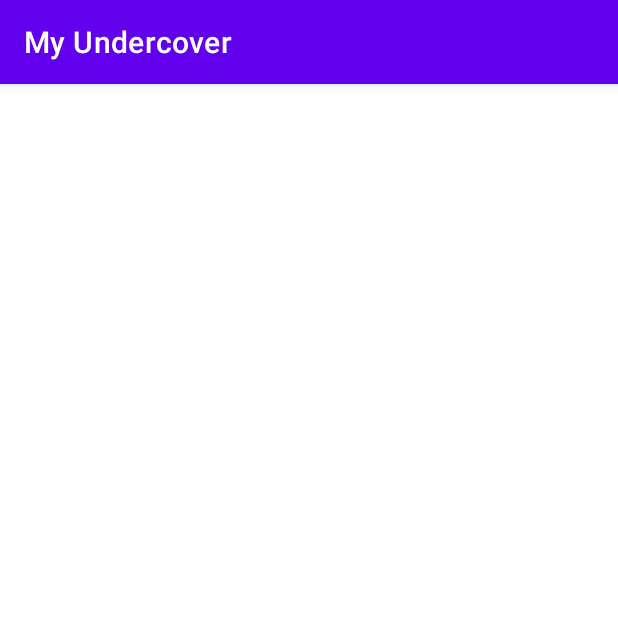
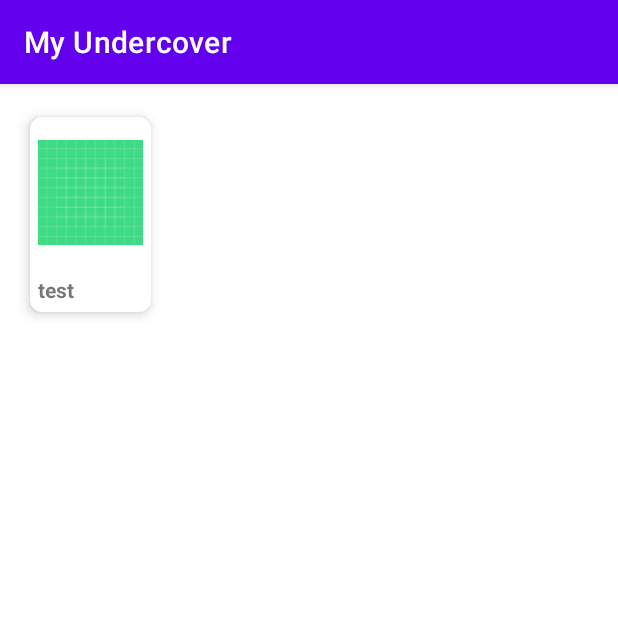
Before and after one commit to JeanBourgarel/undercover-game, an Android app: the fragment GameFragment placed in its activity, on a phone screen of 412 x 824 dp, the top half of it. Run offline under Robolectric (Android 15) with nearby library versions, the light colour scheme and no system bars; libraries missing offline, so code that uses them is left out: io.uniflow.android, io.uniflow.core, splitties.views.onClick; 5 statements that could not run were skipped.

Commit message:
display number of cards

```diff
--- a/app/src/main/java/com/example/myundercover/GameFragment.kt
+++ b/app/src/main/java/com/example/myundercover/GameFragment.kt
@@ -1,12 +1,16 @@
 package com.example.myundercover
 
+import android.content.Context
 import android.os.Bundle
 import android.view.LayoutInflater
 import android.view.View
 import android.view.ViewGroup
-import androidx.core.view.isVisible
 import androidx.fragment.app.Fragment
 import androidx.navigation.fragment.navArgs
+import androidx.recyclerview.widget.GridLayoutManager
+import androidx.recyclerview.widget.LinearLayoutManager
+import androidx.recyclerview.widget.RecyclerView
+import com.example.myundercover.adapters.PlayerCardAdapter
 import com.example.myundercover.databinding.FragmentGameBinding
 import io.uniflow.android.AndroidDataFlow
 import io.uniflow.android.livedata.onStates
@@ -14,18 +18,13 @@ import io.uniflow.core.flow.data.UIState
 import kotlinx.coroutines.delay
 import org.koin.android.ext.android.inject
 
-sealed class GameStep: UIState()
-object SelectCard: GameStep()
-data class End(val winnerRole: Role)
-data class ShowCard(val player: Player): GameStep()
-data class NewTurn(val playerTurn: Player): GameStep()
-data class killPlayer(val player: Player): GameStep()
+sealed class GameState: UIState()
+object SelectCard: GameState()
+data class End(val winnerRole: Role): GameState()
+data class ShowCard(val player: Player): GameState()
+data class NewTurn(val playerTurn: Player): GameState()
+data class killPlayer(val player: Player): GameState()
 
-
-sealed class GameState: UIState()
-object Idle: GameState()
-object Loading: GameState()
-data class Result(val data: String): GameState()
 
 class GameViewModel: AndroidDataFlow() {
 
@@ -40,23 +39,19 @@ class GameViewModel: AndroidDataFlow() {
             setState(ShowCard(player))
         }
     }
-
-    fun click() {
-        action {
-            setState(Loading)
-            delay(3000)
-            setState(Result("Hello world"))
-        }
-    }
 }
 
 class GameFragment: Fragment() {
 
     val GameViewModel: GameViewModel by inject()
-
     private val args by navArgs<GameFragmentArgs>()
     lateinit var binding: FragmentGameBinding
     lateinit var game: Game
+
+    private var recyclerViewPlayerCards: RecyclerView? = null
+    private var gridLayoutManager: GridLayoutManager? = null
+    private var arrayListPlayerCard: ArrayList<PlayerCard>? = null
+    private var playerCardAdapter: PlayerCardAdapter? = null
 
     override fun onCreateView(inflater: LayoutInflater, container: ViewGroup?, savedInstanceState: Bundle?): View {
         binding = FragmentGameBinding.inflate(inflater)
@@ -65,32 +60,26 @@ class GameFragment: Fragment() {
 
     override fun onCreate(savedInstanceState: Bundle?) {
         super.onCreate(savedInstanceState)
-/*        onStates(GameViewModel) { state ->
+        onStates(GameViewModel) { state ->
             when (state) {
-                is Idle -> {
-                    binding.counter.isVisible = false
-                    binding.loader.isVisible = false
-                    binding.clickMe.isVisible = true
-                }
-                is Loading -> {
-                    binding.counter.isVisible = false
-                    binding.loader.isVisible = true
-                    binding.clickMe.isVisible = false
-                }
-                is Result -> {
-                    binding.counter.isVisible = true
-                    binding.loader.isVisible = false
-                    binding.clickMe.isVisible = false
-
-                    binding.counter.text = state.data
-
+                is SelectCard -> {
                 }
             }
-        }*/
+        }
     }
 
     override fun onViewCreated(view: View, savedInstanceState: Bundle?) {
         super.onViewCreated(view, savedInstanceState)
         binding.nbPlayer.text = "There is ${args.nbPlayers} players."
+        recyclerViewPlayerCards = binding.recyclerViewCards
+        gridLayoutManager = GridLayoutManager(context, 4, LinearLayoutManager.VERTICAL, false)
+        recyclerViewPlayerCards?.layoutManager = gridLayoutManager
+        recyclerViewPlayerCards?.setHasFixedSize(true)
+        arrayListPlayerCard = ArrayList()
+        repeat(args.nbPlayers) {
+            arrayListPlayerCard?.add(PlayerCard(R.drawable.ic_launcher_background, "test"))
+        }
+        playerCardAdapter = PlayerCardAdapter(arrayListPlayerCard!!, requireContext())
+        recyclerViewPlayerCards?.adapter = playerCardAdapter
     }
 }
--- a/app/src/main/java/com/example/myundercover/MyApplication.kt
+++ b/app/src/main/java/com/example/myundercover/MyApplication.kt
@@ -8,6 +8,7 @@ import org.koin.dsl.module
 
 val myModule = module {
     viewModel { HomeViewModel() }
+    viewModel { GameViewModel() }
 }
 
 class MyApplication: Application() {
--- /dev/null
+++ b/app/src/main/java/com/example/myundercover/PlayerCard.kt
@@ -0,0 +1,4 @@
+package com.example.myundercover
+
+class PlayerCard(val icon: Int?, val name: String?) {
+}
--- /dev/null
+++ b/app/src/main/java/com/example/myundercover/adapters/PlayerCardAdapter.kt
@@ -0,0 +1,39 @@
+package com.example.myundercover.adapters
+
+import android.content.Context
+import android.view.LayoutInflater
+import android.view.View
+import android.view.ViewGroup
+import android.widget.ImageView
+import android.widget.TextView
+import androidx.recyclerview.widget.RecyclerView
+import com.example.myundercover.PlayerCard
+import com.example.myundercover.R
+
+class PlayerCardAdapter(val playerCards: ArrayList<PlayerCard>, val context: Context) : RecyclerView.Adapter<PlayerCardHolder>() {
+
+    override fun getItemCount(): Int {
+        return playerCards.size
+    }
+
+    override fun onCreateViewHolder(parent: ViewGroup, viewType: Int): PlayerCardHolder {
+        val layoutInflater = LayoutInflater.from(parent.context)
+        val cellForRow = layoutInflater.inflate(R.layout.grid_layout_list_item, parent, false)
+        return PlayerCardHolder(cellForRow)
+    }
+
+    override fun onBindViewHolder(holder: PlayerCardHolder, position: Int) {
+        val playerCard = playerCards[position]
+
+
+        holder.icon.setImageResource(playerCard.icon!!)
+        holder.name.text = playerCard.name
+    }
+
+
+}
+
+class PlayerCardHolder(val view: View): RecyclerView.ViewHolder(view) {
+    var icon = itemView.findViewById<ImageView>(R.id.icon_player_card)
+    var name = itemView.findViewById<TextView>(R.id.player_name)
+}
--- a/app/src/main/res/layout/grid_layout_list_tem.xml
+++ b/app/src/main/res/layout/grid_layout_list_item.xml
@@ -2,7 +2,7 @@
 <androidx.cardview.widget.CardView xmlns:android="http://schemas.android.com/apk/res/android"
     xmlns:app="http://schemas.android.com/apk/res-auto"
     android:layout_width="match_parent"
-    android:layout_height="match_parent"
+    android:layout_height="wrap_content"
     android:layout_marginBottom="12dp"
     app:cardElevation="5dp"
     app:cardCornerRadius="8dp"
@@ -12,22 +12,20 @@
     <RelativeLayout
         android:layout_width="match_parent"
         android:layout_height="match_parent"
-        android:padding="10dp">
+        android:padding="5dp">
 
         <ImageView
-            android:id="@+id/imageView"
+            android:id="@+id/icon_player_card"
             android:layout_width="90dp"
-            android:layout_height="90dp"
-            android:layout_marginStart="8dp"
-            android:layout_marginTop="5dp"/>
+            android:layout_height="90dp"/>
 
         <TextView
             android:id="@+id/player_name"
             android:layout_width="wrap_content"
             android:layout_height="wrap_content"
-            android:layout_below="@id/imageView"
-            android:layout_marginStart="20dp"
+            android:layout_below="@id/icon_player_card"
             android:layout_marginTop="10dp"
+            android:gravity="center"
             android:text="name"
             android:textStyle="bold"/>
 
```
